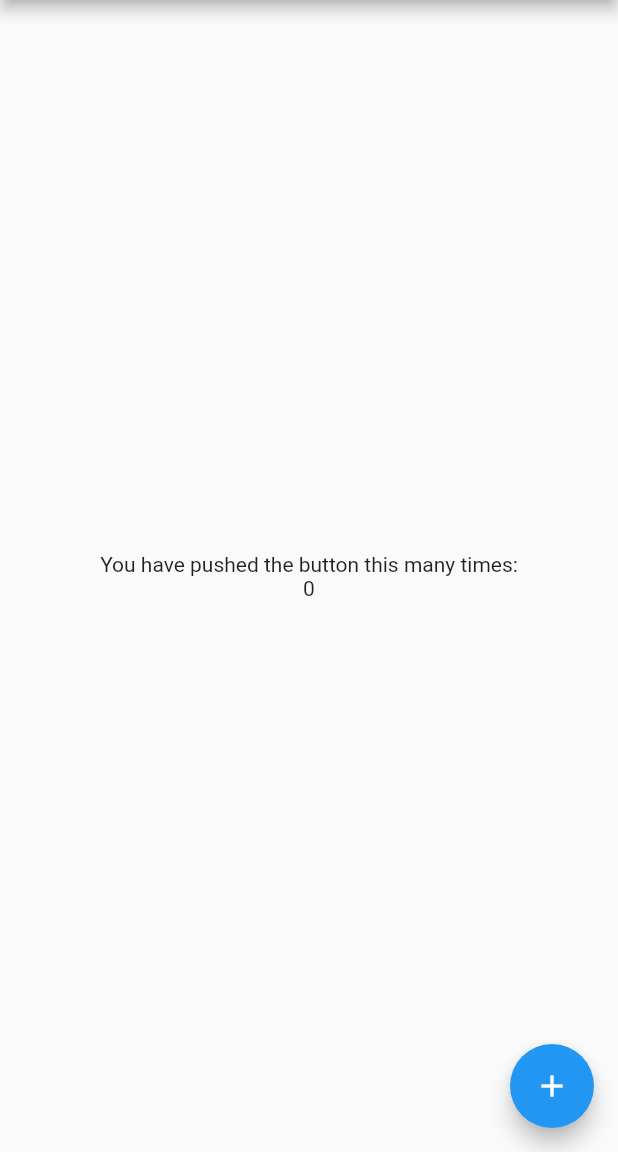
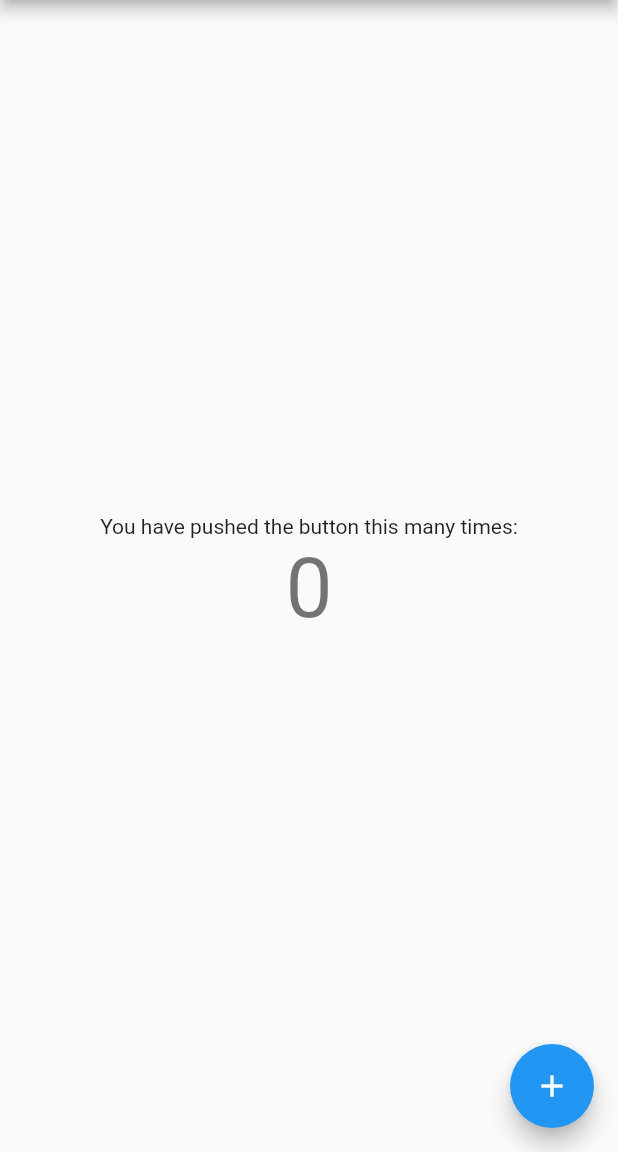
Before and after one commit to elforsabah/flutter_app, a Flutter app: the screen it shows after launch, on a phone screen of 412 x 824 dp, the part 84-1236 px from its top. Run offline on Flutter 3.47's test engine with Material 2 defaults, Android fonts, the phone set to English and light mode, and no system bars.

Commit message:
initial commit

```diff
--- a/lib/main.dart
+++ b/lib/main.dart
@@ -58,7 +58,7 @@ class _MyHomePageState extends State<MyHomePage> {
   }
 
   @override
-  Widget build(BuildContext context) {
+  Widget build(BuildContext context2) {
     // This method is rerun every time setState is called, for instance as done
     // by the _incrementCounter method above.
     //
@@ -96,7 +96,7 @@ class _MyHomePageState extends State<MyHomePage> {
             ),
             Text(
               '$_counter',
-             // style: Theme.of(context).textTheme.headline2,
+              style: Theme.of(context2).textTheme.headline2,
             ),
           ],
         ),
```
